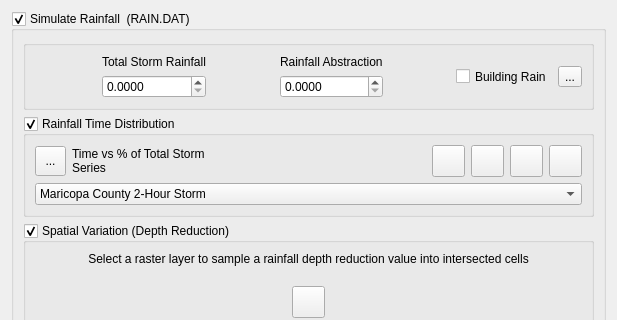
The window that flo2d/ui/rain_editor.ui (FLO-2DSoftware/qgis-flo-2d-plugin) describes before a commit, drawn with Qt 5; both pictures show x 0 to 617 and y 0 to 320 of the 617 by 800 pixel window.
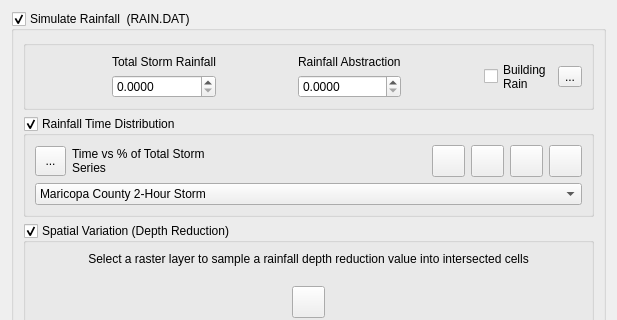
The same window after the commit. Icons and pictures are not drawn. Custom widgets are drawn as their Qt base class.

Patch:
```diff
--- a/flo2d/ui/rain_editor.ui
+++ b/flo2d/ui/rain_editor.ui
@@ -937,7 +937,8 @@
             <string>&lt;html&gt;&lt;head/&gt;&lt;body&gt;&lt;p&gt;&lt;span style=&quot; font-weight:600;&quot;&gt;IRAINBUILDING&lt;/span&gt;&lt;/p&gt;&lt;p&gt;IRAINBUILDING = 1 indicates that rainfall on an ARF = 1 grid element will be contributed to the surface water runoff for that element.&lt;/p&gt;&lt;p&gt;0 = off&lt;/p&gt;&lt;p&gt;1 = on&lt;/p&gt;&lt;p&gt;Range: 0,1&lt;/p&gt;&lt;/body&gt;&lt;/html&gt;</string>
            </property>
            <property name="text">
-            <string>Building Rain</string>
+            <string>Building
+Rain</string>
            </property>
           </widget>
          </item>
```
